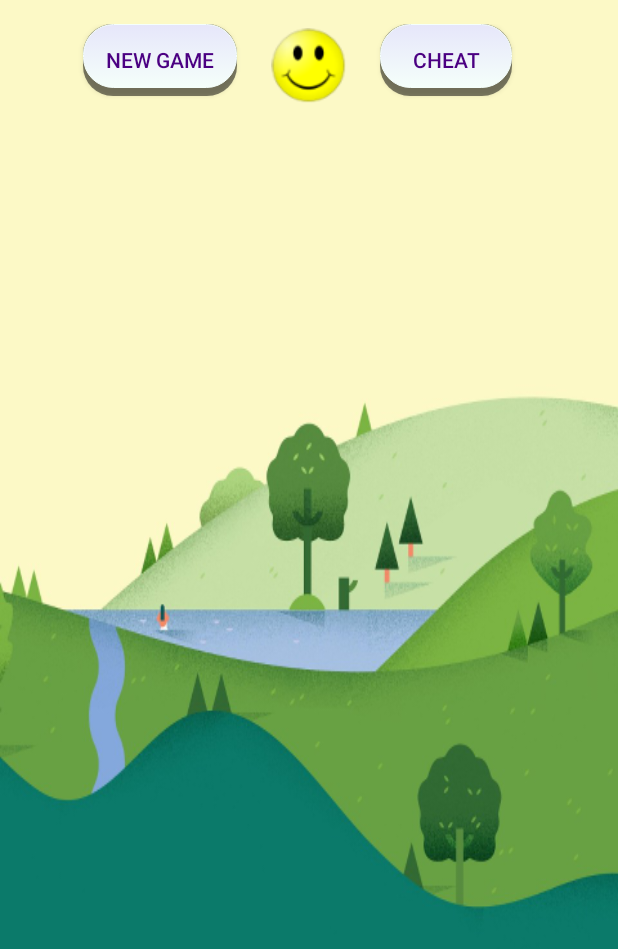
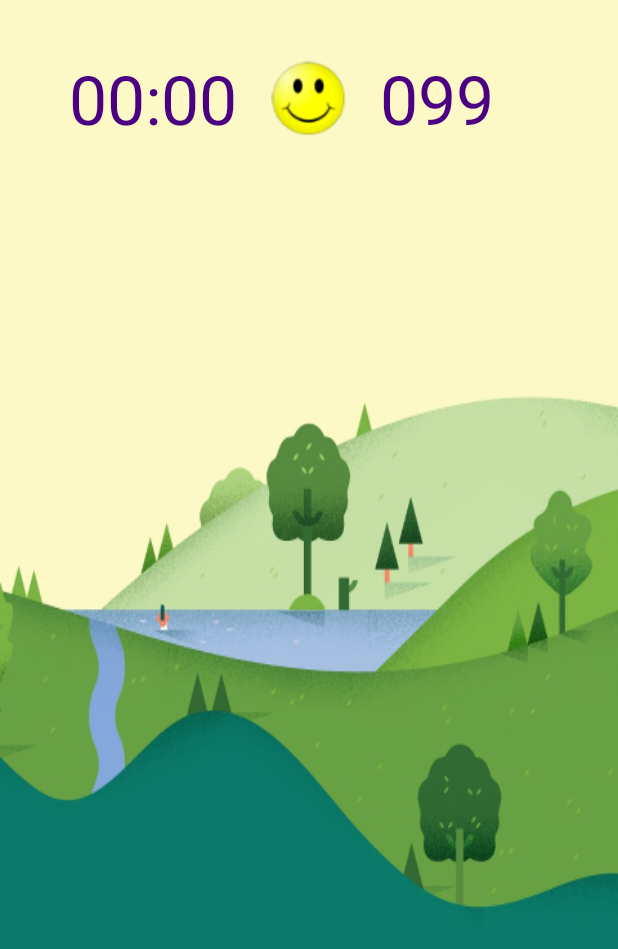
Before and after one commit to skyplor/minesweeper, an Android app: the layout activity_main.xml on its own in the app's theme, with its tools: preview values and no code run, on a phone screen of 412 x 824 dp. Shown: the top 949 px of the screen. Run offline under Robolectric (Android 15) with nearby library versions, the phone set to English and light mode, and no system bars; plain views replace MaterialRippleLayout.

Commit message:
Removed cheat button, added timer and bombscounter

```diff
--- a/app/build.gradle
+++ b/app/build.gradle
@@ -16,6 +16,7 @@ dependencies {
     compile 'com.android.support:appcompat-v7:22.1.1'
     apt "org.androidannotations:androidannotations:$AAVersion"
     compile "org.androidannotations:androidannotations-api:$AAVersion"
+    compile 'com.balysv:material-ripple:1.0.2'
 }
 
 android {
--- /dev/null
+++ b/app/src/main/res/drawable/cheat_button.xml
@@ -0,0 +1,4 @@
+<?xml version="1.0" encoding="utf-8"?>
+<selector xmlns:android="http://schemas.android.com/apk/res/android">
+
+</selector>
--- a/app/src/main/res/layout/activity_main.xml
+++ b/app/src/main/res/layout/activity_main.xml
@@ -1,4 +1,5 @@
 <LinearLayout xmlns:android="http://schemas.android.com/apk/res/android"
+    xmlns:app="http://schemas.android.com/apk/res-auto"
     xmlns:tools="http://schemas.android.com/tools"
     android:layout_width="match_parent"
     android:layout_height="match_parent"
@@ -11,7 +12,7 @@
     android:weightSum="8"
     tools:context="com.skypayjm.app.minesweeper.view.MainActivity_">
 
-    <LinearLayout xmlns:android="http://schemas.android.com/apk/res/android"
+    <LinearLayout
         android:layout_width="match_parent"
         android:layout_height="match_parent"
         android:layout_weight="7">
@@ -25,36 +26,77 @@
                 android:layout_width="55dp"
                 android:layout_height="55dp"
                 android:layout_centerHorizontal="true"
+                android:layout_centerVertical="true"
                 android:layout_marginLeft="20dp"
                 android:layout_marginRight="20dp"
+                android:background="@null"
                 android:clickable="true"
                 android:elevation="10dp"
-                android:src="@drawable/smiley_button_selector"
-                android:background="@null"/>
+                android:src="@drawable/smiley_button_selector" />
 
-            <Button
-                android:id="@+id/newGame"
+            <!--<Button-->
+            <!--android:id="@+id/newGame"-->
+            <!--android:layout_width="wrap_content"-->
+            <!--android:layout_height="wrap_content"-->
+            <!--android:layout_centerVertical="true"-->
+            <!--android:layout_toLeftOf="@id/validate"-->
+            <!--android:layout_toStartOf="@id/validate"-->
+            <!--android:background="@drawable/shadowbtn"-->
+            <!--android:paddingLeft="@dimen/btn_padding"-->
+            <!--android:paddingRight="@dimen/btn_padding"-->
+            <!--android:text="@string/new_game"-->
+            <!--android:textColor="@color/Indigo" />-->
+
+            <TextView
+                android:id="@+id/timer"
                 android:layout_width="wrap_content"
                 android:layout_height="wrap_content"
+                android:layout_centerVertical="true"
                 android:layout_toLeftOf="@id/validate"
                 android:layout_toStartOf="@id/validate"
-                android:background="@drawable/shadowbtn"
-                android:paddingLeft="@dimen/btn_padding"
-                android:paddingRight="@dimen/btn_padding"
-                android:text="@string/new_game"
-                android:textColor="@color/Indigo" />
+                android:text="@string/timerText"
+                android:textSize="45sp"
+                android:textColor="@color/Indigo"/>
 
-            <Button
-                android:id="@+id/cheatGame"
+            <TextView
+                android:id="@+id/numBombsTextView"
                 android:layout_width="wrap_content"
                 android:layout_height="wrap_content"
+                android:layout_centerVertical="true"
                 android:layout_toEndOf="@id/validate"
                 android:layout_toRightOf="@id/validate"
-                android:background="@drawable/shadowbtn"
-                android:paddingLeft="@dimen/btn_padding"
-                android:paddingRight="@dimen/btn_padding"
-                android:text="@string/cheat"
-                android:textColor="@color/Indigo" />
+                android:text="@string/numBombs"
+                android:textSize="45sp"
+                android:textColor="@color/Indigo"/>
+
+            <!--<com.balysv.materialripple.MaterialRippleLayout-->
+            <!--android:id="@+id/ripple"-->
+            <!--android:layout_width="wrap_content"-->
+            <!--android:layout_height="wrap_content"-->
+            <!--android:layout_toEndOf="@id/validate"-->
+            <!--android:layout_toRightOf="@id/validate"-->
+            <!--app:mrl_rippleAlpha="0.1"-->
+            <!--app:mrl_rippleBackground="#FFFFFF"-->
+            <!--app:mrl_rippleColor="@color/Green"-->
+            <!--app:mrl_rippleDelayClick="true"-->
+            <!--app:mrl_rippleDimension="10dp"-->
+            <!--app:mrl_rippleDuration="350"-->
+            <!--app:mrl_rippleFadeDuration="75"-->
+            <!--app:mrl_rippleHover="true"-->
+            <!--app:mrl_rippleInAdapter="false"-->
+            <!--app:mrl_rippleOverlay="true"-->
+            <!--app:mrl_ripplePersistent="true"-->
+            <!--app:mrl_rippleRoundedCorners="20dp">-->
+
+            <!--<Button-->
+            <!--android:id="@+id/cheatGame"-->
+            <!--android:layout_width="wrap_content"-->
+            <!--android:layout_height="wrap_content"-->
+            <!--android:background="@drawable/ic_lock"-->
+            <!--android:clickable="true"-->
+            <!--android:elevation="10dp" />-->
+            <!--</com.balysv.materialripple.MaterialRippleLayout>-->
+
         </RelativeLayout>
     </LinearLayout>
 
@@ -72,7 +114,7 @@
             <TableLayout
                 android:id="@+id/MinesweepGridTable"
                 android:layout_width="wrap_content"
-                android:layout_height="wrap_content"/>
+                android:layout_height="wrap_content" />
         </com.skypayjm.app.minesweeper.model.TwoDScrollView>
     </RelativeLayout>
 </LinearLayout>
--- a/app/src/main/res/values/strings.xml
+++ b/app/src/main/res/values/strings.xml
@@ -76,4 +76,6 @@
     <string name="custom_rows_hint">Enter a value between 1–30</string>
     <string name="custom_columns_hint">Enter a value between 1–30</string>
     <string name="custom_mines_hint">Enter a value between 1–500</string>
+    <string name="numBombs">099</string>
+    <string name="timerText">00:00</string>
 </resources>
```
Also changed, not shown: app/src/main/java/com/skypayjm/app/minesweeper/util/Util.java (+16 -0 lines), app/src/main/java/com/skypayjm/app/minesweeper/view/MainActivity.java (+99 -37 lines), app/src/main/java/com/skypayjm/app/minesweeper/view/MinesweeperGame.java (+6 -4 lines), app/src/main/assets/digital.ttf (added), app/src/main/res/drawable-hdpi/ic_lock.png (added), app/src/main/res/drawable-hdpi/ic_unlock.png (added), app/src/main/res/drawable-mdpi/ic_lock.png (added), app/src/main/res/drawable-mdpi/ic_unlock.png (added), app/src/main/res/drawable-xhdpi/ic_lock.png (added), app/src/main/res/drawable-xhdpi/ic_unlock.png (added), app/src/main/res/drawable-xxhdpi/ic_lock.png (added), app/src/main/res/drawable-xxhdpi/ic_unlock.png (added), app/src/main/res/drawable-xxxhdpi/ic_lock.png (added), app/src/main/res/drawable-xxxhdpi/ic_unlock.png (added).
